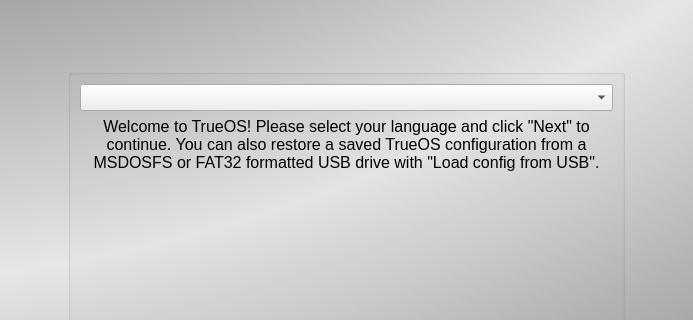
The window that src-qt5/pc-installgui/installer.ui (trueos/trueos-utils-qt5) describes before a commit, drawn with Qt 5; both pictures show x 111 to 804 and y 110 to 430 of the 914 by 769 pixel window.
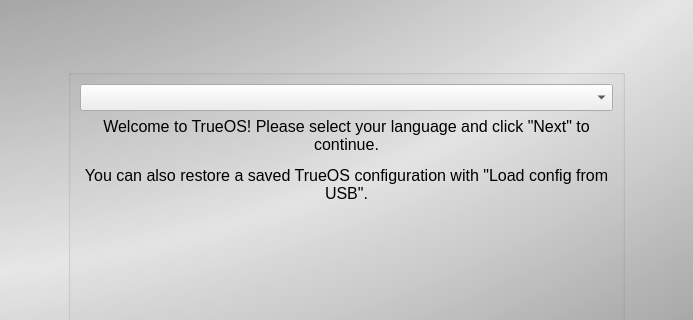
The same window after the commit. The open tabs and pages were chosen to show the change. Icons and pictures are not drawn.

Commit message: Small update to one installer screen. - Update welcome/language screen to remove some verbosity.

The edit to the form file:
```diff
--- a/src-qt5/pc-installgui/installer.ui
+++ b/src-qt5/pc-installgui/installer.ui
@@ -342,7 +342,7 @@
               <bool>false</bool>
              </property>
              <property name="text">
-              <string>Welcome to TrueOS! Please select your language and click &quot;Next&quot; to continue. You can also restore a saved TrueOS configuration from a MSDOSFS or FAT32 formatted USB drive with &quot;Load config from USB&quot;.</string>
+              <string>&lt;html&gt;&lt;head/&gt;&lt;body&gt;&lt;p&gt;Welcome to TrueOS! Please select your language and click &amp;quot;Next&amp;quot; to continue.&lt;/p&gt;&lt;p&gt;You can also restore a saved TrueOS configuration with &amp;quot;Load config from USB&amp;quot;.&lt;/p&gt;&lt;/body&gt;&lt;/html&gt;</string>
              </property>
              <property name="alignment">
               <set>Qt::AlignHCenter|Qt::AlignTop</set>
```
